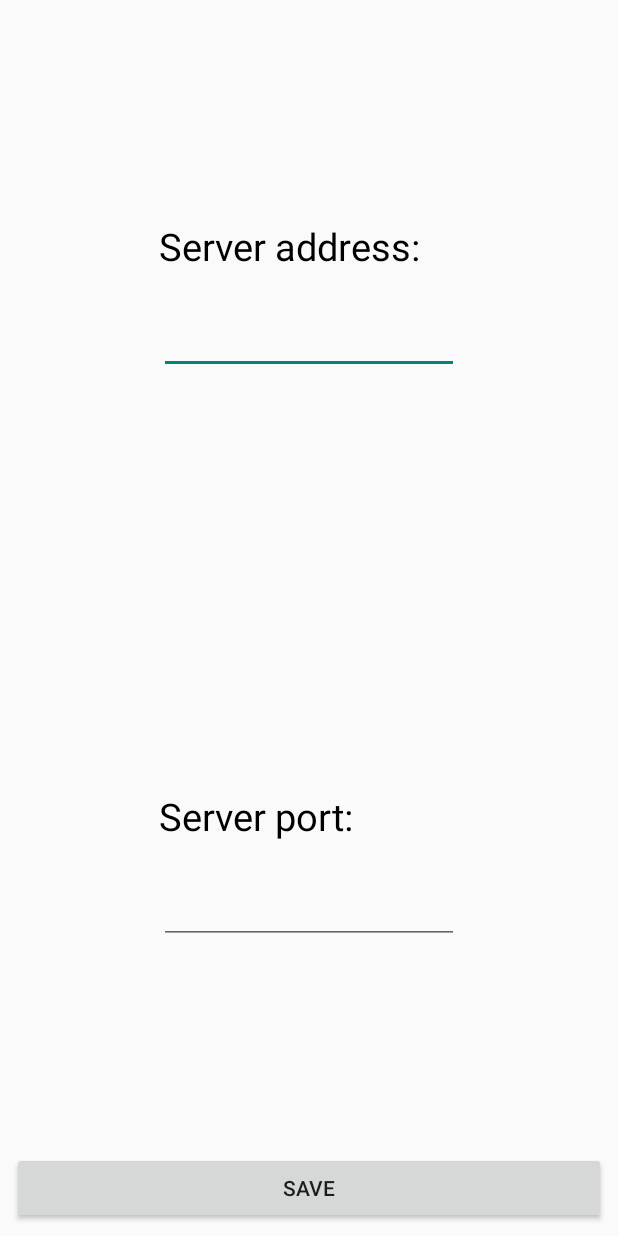
After one commit to vvenzin/vs_vvenzin_chat, an Android app: the layout activity_settings.xml on its own in the app's theme, with its tools: preview values and no code run, on a phone screen of 412 x 824 dp. The commit adds this screen. Run offline under Robolectric (Android 15) with nearby library versions, the phone set to English and light mode, and no system bars.

Commit message:
GUI
Worked on GUI:
Main activity done
Settings activity almost done

```diff
--- /dev/null
+++ b/app/src/main/res/layout/activity_settings.xml
@@ -0,0 +1,88 @@
+<LinearLayout xmlns:android="http://schemas.android.com/apk/res/android"
+    xmlns:tools="http://schemas.android.com/tools" android:layout_width="match_parent"
+    android:layout_height="match_parent" android:paddingLeft="@dimen/activity_horizontal_margin"
+    android:paddingRight="@dimen/activity_horizontal_margin"
+    android:paddingTop="@dimen/activity_vertical_margin"
+    android:paddingBottom="@dimen/activity_vertical_margin"
+    tools:context="ch.ethz.inf.vs.vsvvenzinchat.SettingsActivity"
+    android:orientation="vertical"
+    android:weightSum="1">
+
+    <RelativeLayout
+        android:layout_width="match_parent"
+        android:layout_height="match_parent"
+        android:layout_weight="0.5">
+
+        <LinearLayout
+            android:orientation="vertical"
+            android:layout_width="wrap_content"
+            android:layout_height="wrap_content"
+            android:layout_centerVertical="true"
+            android:layout_centerHorizontal="true">
+
+            <TextView
+                android:layout_width="200dp"
+                android:layout_height="wrap_content"
+                android:text="Server address:"
+                android:paddingBottom="20dp"
+                android:id="@+id/server_address_label"
+                android:textColor="#000000"
+                android:textSize="25dp" />
+
+            <EditText
+                android:layout_width="200dp"
+                android:layout_height="wrap_content"
+                android:singleLine="true"
+                android:cursorVisible="false"
+                android:id="@+id/editText"
+                android:textSize="20dp"
+                android:imeOptions="actionDone" />
+
+
+        </LinearLayout>
+    </RelativeLayout>
+
+    <RelativeLayout
+        android:layout_width="match_parent"
+        android:layout_height="match_parent"
+        android:layout_weight="0.5">
+
+        <LinearLayout
+            android:orientation="vertical"
+            android:layout_width="200dp"
+            android:layout_height="wrap_content"
+            android:layout_centerVertical="true"
+            android:layout_centerHorizontal="true">
+
+            <TextView
+                android:layout_width="200dp"
+                android:layout_height="wrap_content"
+                android:text="Server port:"
+                android:paddingBottom="20dp"
+                android:id="@+id/server_port_label"
+                android:textSize="25dp"
+                android:textColor="#000000" />
+
+            <EditText
+                android:layout_width="200dp"
+                android:singleLine="true"
+                android:cursorVisible="false"
+                android:layout_height="wrap_content"
+                android:id="@+id/editText2"
+                android:textSize="20dp"
+                android:imeOptions="actionDone" />
+
+
+        </LinearLayout>
+
+    </RelativeLayout>
+
+    <Button
+        android:layout_width="fill_parent"
+        android:layout_height="wrap_content"
+        android:text="SAVE"
+        android:id="@+id/save_btn"
+        android:layout_alignParentBottom="true"
+        android:layout_centerHorizontal="true" />
+
+</LinearLayout>
```
Also changed, not shown: app/src/main/AndroidManifest.xml (+17 -2 lines), app/src/main/java/ch/ethz/inf/vs/vsvvenzinchat/ChatActivity.java (added, +37 -0 lines), app/src/main/java/ch/ethz/inf/vs/vsvvenzinchat/MainActivity.java (+92 -20 lines), app/src/main/java/ch/ethz/inf/vs/vsvvenzinchat/SettingsActivity.java (added, +81 -0 lines), app/src/main/res/layout/activity_chat.xml (added, +12 -0 lines), app/src/main/res/layout/activity_main.xml (+74 -5 lines), app/src/main/res/menu/menu_chat.xml (added, +7 -0 lines), app/src/main/res/menu/menu_settings.xml (added, +7 -0 lines).
